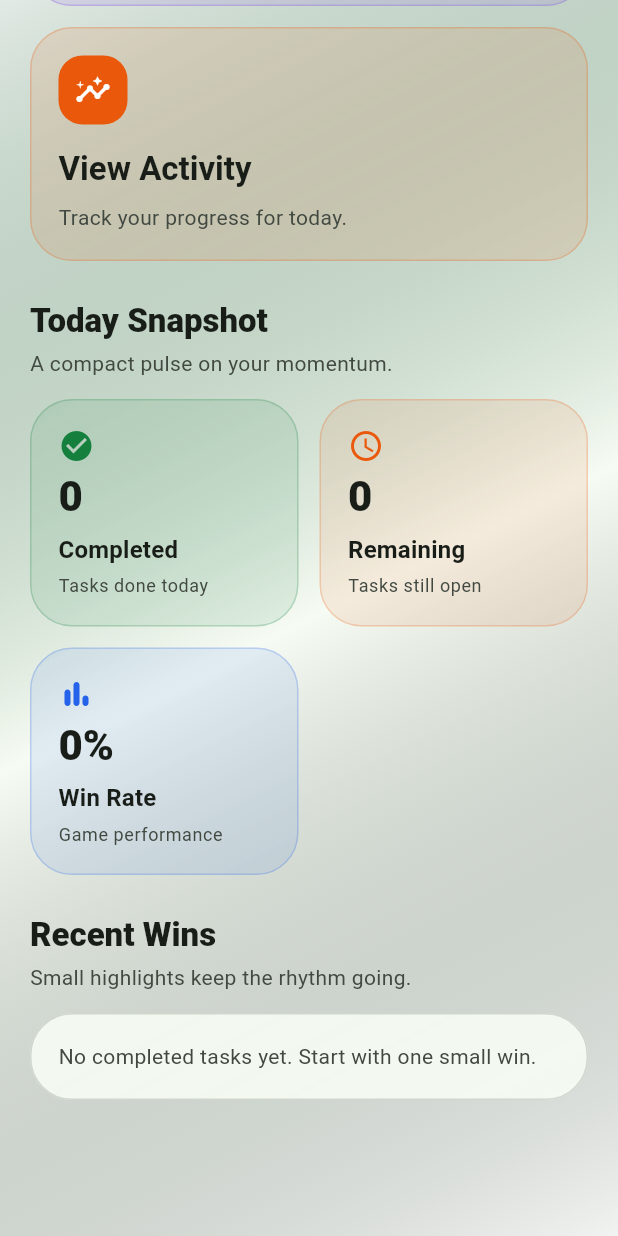
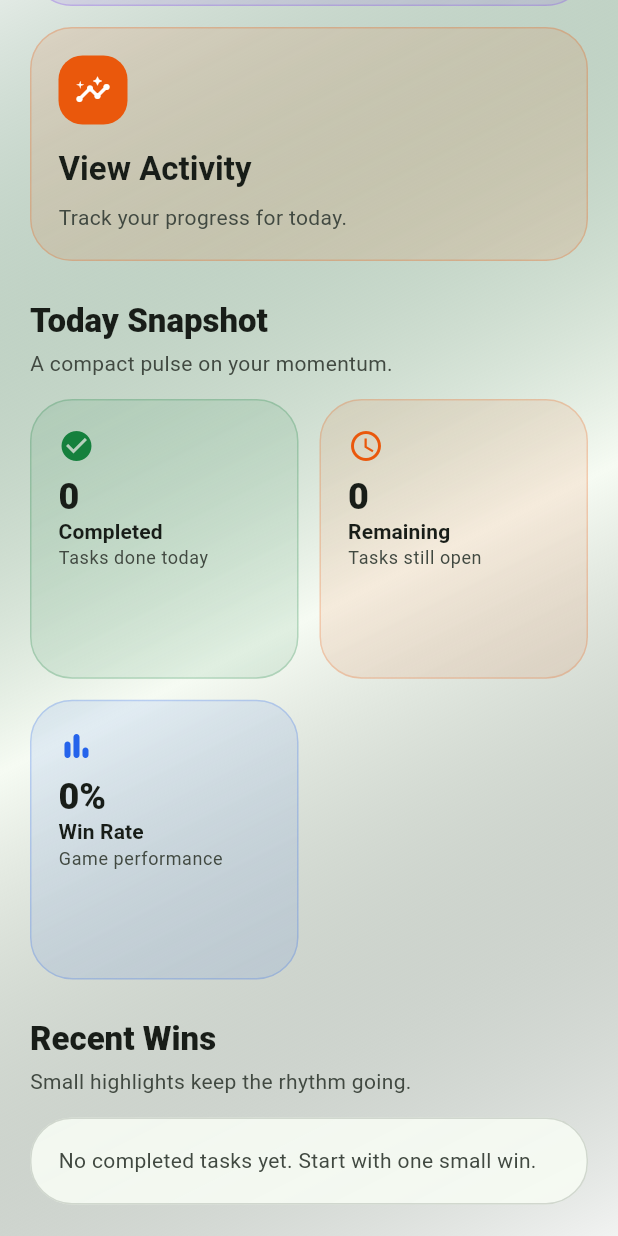
Before and after one commit to IbrahimElshishtawy/worblenote, a Flutter app: the HomeDashboardPage screen opened directly with empty values, scrolled down 576 dp, on a phone screen of 412 x 824 dp. Run offline on Flutter 3.47's test engine with Material 3 defaults, Android fonts, the phone set to English and light mode, and no system bars; our stand-ins replace cloud_firestore, firebase_core, flutter_bloc, flutter_local_notifications, lucide_icons, shared_preferences and 2 more; accounts and stored records are empty.

Commit message:
`Refactor layout and widgets for improved responsiveness and consistency`

```diff
--- a/writdle/lib/presentation/screens/home_dashboard_page.dart
+++ b/writdle/lib/presentation/screens/home_dashboard_page.dart
@@ -129,7 +129,8 @@ class _HomeDashboardPageState extends State<HomeDashboardPage> {
                           mainAxisSpacing: 14,
                           crossAxisSpacing: 14,
                           physics: const NeverScrollableScrollPhysics(),
-                          childAspectRatio: 1.18,
+                          childAspectRatio:
+                              MediaQuery.of(context).size.width > 760 ? 1.08 : 0.96,
                           children: [
                             StatCard(
                               label: 'Completed',
--- a/writdle/lib/presentation/widgets/home/stat_card.dart
+++ b/writdle/lib/presentation/widgets/home/stat_card.dart
@@ -18,6 +18,8 @@ class StatCard extends StatelessWidget {
 
   @override
   Widget build(BuildContext context) {
+    final theme = Theme.of(context);
+
     return Container(
       padding: const EdgeInsets.all(18),
       decoration: BoxDecoration(
@@ -27,27 +29,37 @@ class StatCard extends StatelessWidget {
       ),
       child: Column(
         crossAxisAlignment: CrossAxisAlignment.start,
+        mainAxisAlignment: MainAxisAlignment.start,
         children: [
           Icon(icon, color: color),
-          const Spacer(),
+          const SizedBox(height: 10),
           Text(
             value,
-            style: Theme.of(context).textTheme.headlineMedium?.copyWith(
+            maxLines: 1,
+            overflow: TextOverflow.ellipsis,
+            style: theme.textTheme.headlineSmall?.copyWith(
                   fontWeight: FontWeight.w800,
+                  height: 1.0,
                 ),
           ),
-          const SizedBox(height: 6),
+          const SizedBox(height: 4),
           Text(
             label,
-            style: Theme.of(context).textTheme.titleMedium?.copyWith(
+            maxLines: 1,
+            overflow: TextOverflow.ellipsis,
+            style: theme.textTheme.titleSmall?.copyWith(
                   fontWeight: FontWeight.w700,
+                  height: 1.0,
                 ),
           ),
           const SizedBox(height: 4),
           Text(
             helper,
-            style: Theme.of(context).textTheme.bodySmall?.copyWith(
-                  color: Theme.of(context).colorScheme.onSurfaceVariant,
+            maxLines: 2,
+            overflow: TextOverflow.ellipsis,
+            style: theme.textTheme.bodySmall?.copyWith(
+                  color: theme.colorScheme.onSurfaceVariant,
+                  height: 1.1,
                 ),
           ),
         ],
```
Also changed, not shown: writdle/lib/presentation/screens/activity_page.dart (+16 -10 lines), writdle/lib/presentation/widgets/wordle_grid.dart (+25 -7 lines).
